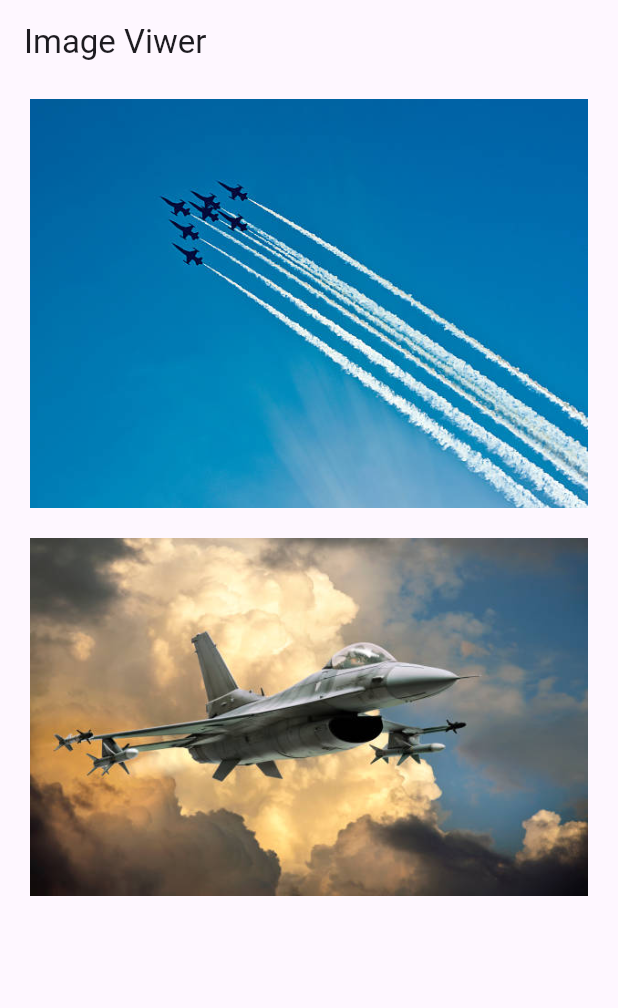
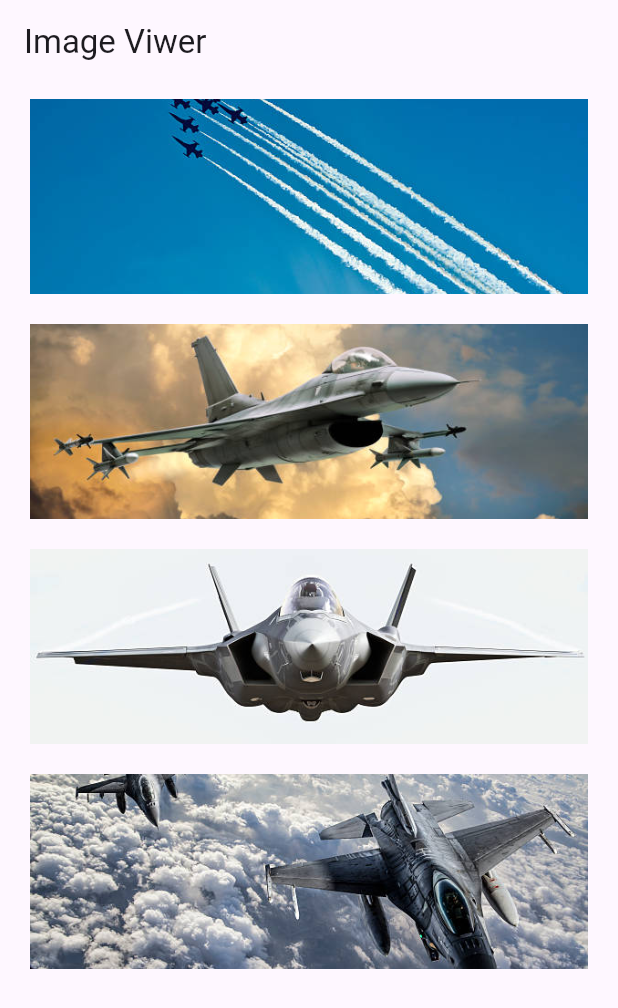
Before and after one commit to skillyheads/scet-flutter, a Flutter app: the screen it shows after launch, on a phone screen of 412 x 824 dp. Shown: the top 1008 px of the screen. Run offline on Flutter 3.47's test engine with Material 3 defaults, Android fonts, the phone set to English and light mode, and no system bars; our stand-ins replace shared_preferences.

Commit message:
Dialog of Images

```diff
--- a/first_handson/lib/main.dart
+++ b/first_handson/lib/main.dart
@@ -27,10 +27,12 @@ class MyHomePage extends StatelessWidget {
   Widget build(BuildContext context) {
     return Scaffold(
       appBar: AppBar(title: Text('Image Viwer')),
-      body: Column(
+      body: ListView(
         children: [
           SimpleImage(url: "assets/images/image12.jpg"),
           SimpleImage(url: "assets/images/image11.jpg"),
+          SimpleImage(url: "assets/images/image13.jpg"),
+          SimpleImage(url: "assets/images/image14.jpg"),
         ],
       ),
     );
@@ -43,9 +45,20 @@ class SimpleImage extends StatelessWidget {
 
   @override
   Widget build(BuildContext context) {
-    return Container(
-      padding: EdgeInsets.symmetric(vertical: 10, horizontal: 20),
-      child: Image.asset(url),
+    return GestureDetector(
+      onTap: () {
+        showDialog(
+          context: context,
+          builder: (context) {
+            return Dialog(child: Image.asset(url));
+          },
+        );
+      },
+      child: Container(
+        height: 150,
+        padding: EdgeInsets.symmetric(vertical: 10, horizontal: 20),
+        child: Image.asset(fit: BoxFit.fitWidth, url),
+      ),
     );
   }
 }
```
